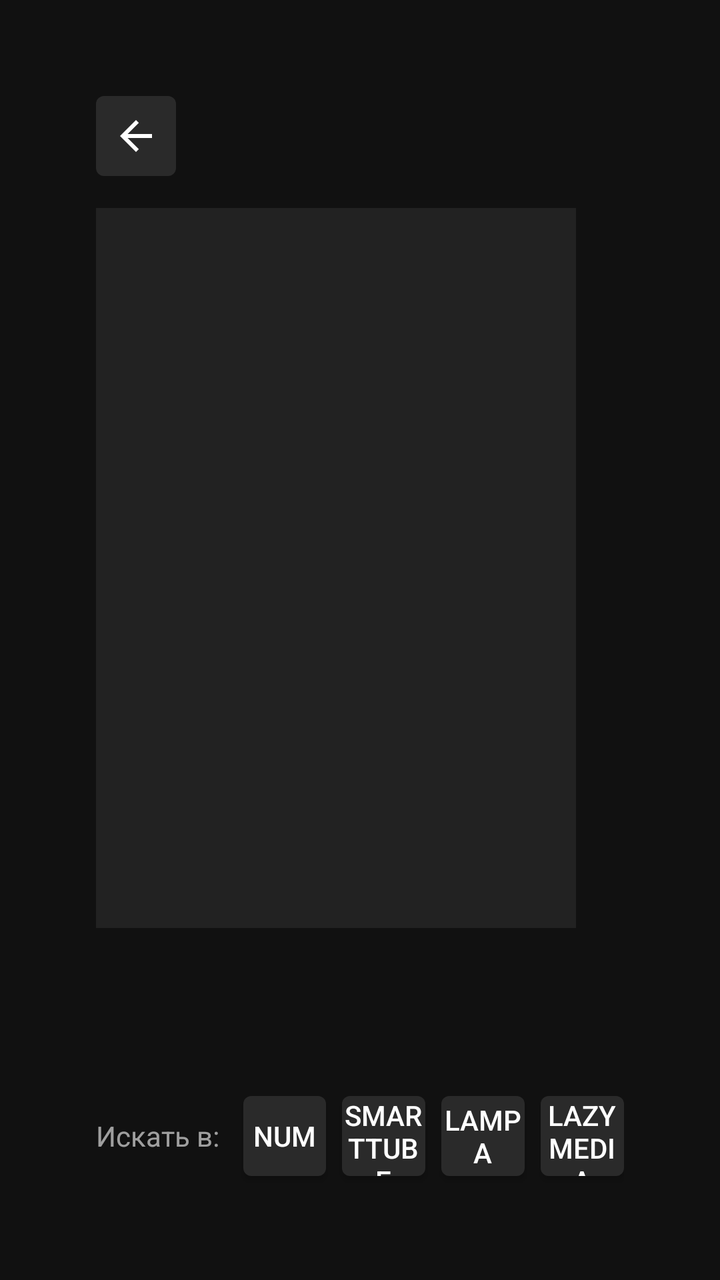
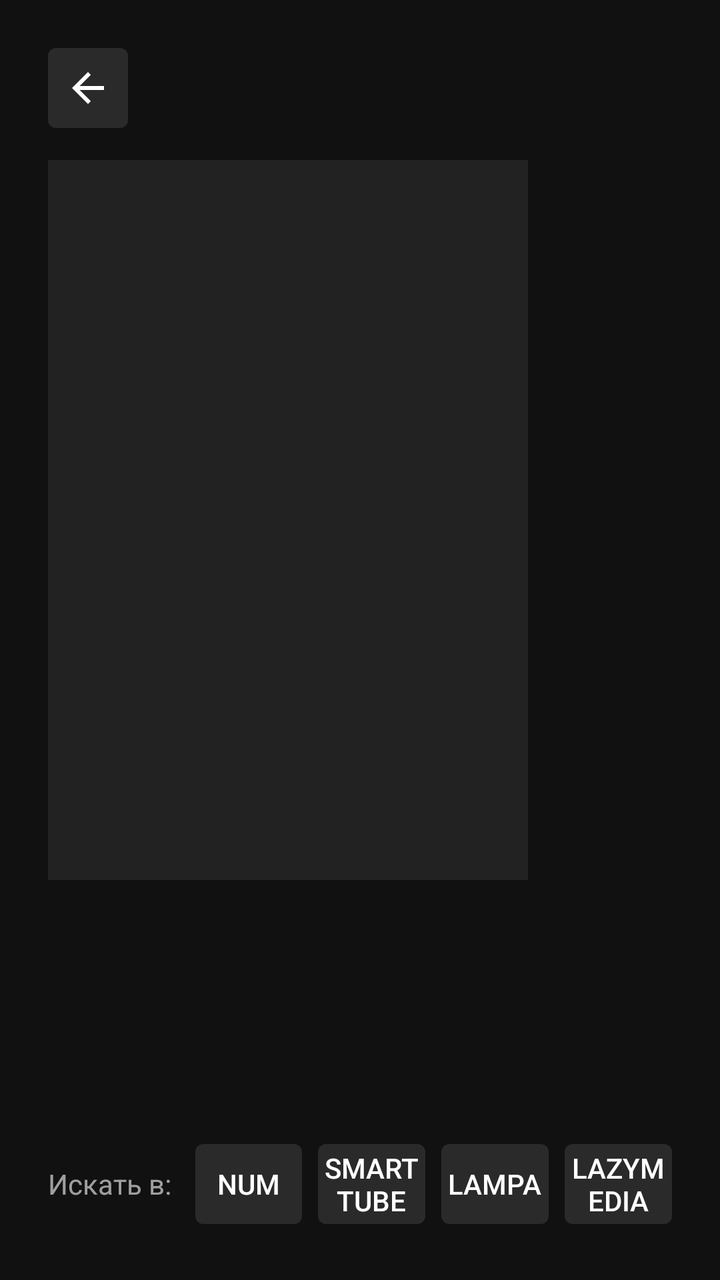

The first picture is an Android layout as it rendered before a commit; the second is the same layout after the commit. The layout source and the unified diff follow.
<!-- AndroidManifest.xml: activity theme Theme.VoiceSearch -->
<!-- res/layout/activity_detail.xml -->
<?xml version="1.0" encoding="utf-8"?>
<androidx.constraintlayout.widget.ConstraintLayout xmlns:android="http://schemas.android.com/apk/res/android"
    xmlns:app="http://schemas.android.com/apk/res-auto"
    android:layout_width="match_parent"
    android:layout_height="match_parent"
    android:background="@color/bg_primary"
    android:paddingStart="48dp"
    android:paddingEnd="48dp"
    android:paddingTop="48dp"
    android:paddingBottom="48dp">

    
    <ImageButton
        android:id="@+id/backButton"
        android:layout_width="40dp"
        android:layout_height="40dp"
        android:src="@drawable/ic_back"
        android:background="@drawable/bg_app_button_selector"
        android:contentDescription="@string/back_button"
        android:scaleType="centerInside"
        android:padding="8dp"
        android:nextFocusDown="@id/detailTitle"
        android:nextFocusRight="@id/detailTitle"
        android:nextFocusLeft="@id/backButton"
        app:layout_constraintTop_toTopOf="parent"
        app:layout_constraintStart_toStartOf="parent" />

    
    <ImageView
        android:id="@+id/detailPoster"
        android:layout_width="240dp"
        android:layout_height="360dp"
        android:layout_marginTop="16dp"
        android:scaleType="centerCrop"
        android:background="@color/card_default"
        android:contentDescription="@string/content_desc_poster"
        android:focusable="false"
        app:layout_constraintTop_toBottomOf="@id/backButton"
        app:layout_constraintStart_toStartOf="parent" />

    
    <TextView
        android:id="@+id/detailTitle"
        android:layout_width="0dp"
        android:layout_height="wrap_content"
        android:textColor="@color/text_primary"
        android:textSize="28sp"
        android:textStyle="bold"
        android:layout_marginStart="24dp"
        android:layout_marginTop="16dp"
        android:nextFocusUp="@id/backButton"
        android:nextFocusDown="@id/appButtonsContainer"
        app:layout_constraintTop_toBottomOf="@id/backButton"
        app:layout_constraintStart_toEndOf="@id/detailPoster"
        app:layout_constraintEnd_toEndOf="parent" />

    
    <TextView
        android:id="@+id/detailYear"
        android:layout_width="0dp"
        android:layout_height="wrap_content"
        android:textColor="@color/accent_yellow"
        android:textSize="16sp"
        android:layout_marginStart="24dp"
        android:layout_marginTop="4dp"
        android:focusable="false"
        app:layout_constraintTop_toBottomOf="@id/detailTitle"
        app:layout_constraintStart_toEndOf="@id/detailPoster"
        app:layout_constraintEnd_toEndOf="parent" />

    
    <TextView
        android:id="@+id/detailRating"
        android:layout_width="0dp"
        android:layout_height="wrap_content"
        android:textColor="@color/accent_yellow"
        android:textSize="16sp"
        android:layout_marginStart="24dp"
        android:layout_marginTop="4dp"
        android:focusable="false"
        android:visibility="gone"
        app:layout_constraintTop_toBottomOf="@id/detailYear"
        app:layout_constraintStart_toEndOf="@id/detailPoster"
        app:layout_constraintEnd_toEndOf="parent" />

    
    <TextView
        android:id="@+id/detailType"
        android:layout_width="0dp"
        android:layout_height="wrap_content"
        android:textColor="@color/text_secondary"
        android:textSize="14sp"
        android:layout_marginStart="24dp"
        android:layout_marginTop="4dp"
        android:focusable="false"
        android:visibility="gone"
        app:layout_constraintTop_toBottomOf="@id/detailRating"
        app:layout_constraintStart_toEndOf="@id/detailPoster"
        app:layout_constraintEnd_toEndOf="parent" />

    
    <TextView
        android:id="@+id/detailGenre"
        android:layout_width="0dp"
        android:layout_height="wrap_content"
        android:textColor="@color/text_secondary"
        android:textSize="14sp"
        android:layout_marginStart="24dp"
        android:layout_marginTop="4dp"
        android:focusable="false"
        android:visibility="gone"
        app:layout_constraintTop_toBottomOf="@id/detailType"
        app:layout_constraintStart_toEndOf="@id/detailPoster"
        app:layout_constraintEnd_toEndOf="parent" />

    
    <TextView
        android:id="@+id/detailDuration"
        android:layout_width="0dp"
        android:layout_height="wrap_content"
        android:textColor="@color/text_secondary"
        android:textSize="14sp"
        android:layout_marginStart="24dp"
        android:layout_marginTop="4dp"
        android:focusable="false"
        android:visibility="gone"
        app:layout_constraintTop_toBottomOf="@id/detailGenre"
        app:layout_constraintStart_toEndOf="@id/detailPoster"
        app:layout_constraintEnd_toEndOf="parent" />

    
    <TextView
        android:id="@+id/detailOverview"
        android:layout_width="0dp"
        android:layout_height="0dp"
        android:textColor="@color/text_secondary"
        android:textSize="14sp"
        android:layout_marginStart="24dp"
        android:layout_marginTop="8dp"
        android:focusable="false"
        android:background="@drawable/bg_overview_selector"
        android:scrollbars="vertical"
        android:padding="4dp"
        app:layout_constraintTop_toBottomOf="@id/detailDuration"
        app:layout_constraintBottom_toTopOf="@id/appButtonsContainer"
        app:layout_constraintStart_toEndOf="@id/detailPoster"
        app:layout_constraintEnd_toEndOf="parent" />

    
    <LinearLayout
        android:id="@+id/appButtonsContainer"
        android:layout_width="0dp"
        android:layout_height="48dp"
        android:orientation="horizontal"
        android:gravity="center_vertical"
        app:layout_constraintBottom_toBottomOf="parent"
        app:layout_constraintStart_toStartOf="parent"
        app:layout_constraintEnd_toEndOf="parent">

        <TextView
            android:id="@+id/searchInLabel"
            android:layout_width="wrap_content"
            android:layout_height="wrap_content"
            android:text="@string/search_in_label"
            android:textColor="@color/text_secondary"
            android:textSize="14sp"
            android:layout_marginEnd="12dp"
            android:focusable="false" />

        <androidx.appcompat.widget.AppCompatButton
            android:id="@+id/btnNum"
            android:layout_width="0dp"
            android:layout_height="40dp"
            android:layout_weight="1"
            android:layout_marginEnd="8dp"
            android:text="NUM"
            android:textColor="@color/text_primary"
            android:textSize="14sp"
            android:background="@drawable/bg_app_button_selector"
            android:nextFocusUp="@id/backButton"
            android:nextFocusDown="@id/backButton"
            android:nextFocusRight="@id/btnSmartTube" />

        <androidx.appcompat.widget.AppCompatButton
            android:id="@+id/btnSmartTube"
            android:layout_width="0dp"
            android:layout_height="40dp"
            android:layout_weight="1"
            android:layout_marginEnd="8dp"
            android:text="SmartTube"
            android:textColor="@color/text_primary"
            android:textSize="14sp"
            android:background="@drawable/bg_app_button_selector"
            android:nextFocusUp="@id/backButton"
            android:nextFocusDown="@id/backButton"
            android:nextFocusLeft="@id/btnNum"
            android:nextFocusRight="@id/btnLampa" />

        <androidx.appcompat.widget.AppCompatButton
            android:id="@+id/btnLampa"
            android:layout_width="0dp"
            android:layout_height="40dp"
            android:layout_weight="1"
            android:layout_marginEnd="8dp"
            android:text="Lampa"
            android:textColor="@color/text_primary"
            android:textSize="14sp"
            android:background="@drawable/bg_app_button_selector"
            android:nextFocusUp="@id/backButton"
            android:nextFocusDown="@id/backButton"
            android:nextFocusLeft="@id/btnSmartTube"
            android:nextFocusRight="@id/btnLazyMedia" />

        <androidx.appcompat.widget.AppCompatButton
            android:id="@+id/btnLazyMedia"
            android:layout_width="0dp"
            android:layout_height="40dp"
            android:layout_weight="1"
            android:text="LazyMedia"
            android:textColor="@color/text_primary"
            android:textSize="14sp"
            android:background="@drawable/bg_app_button_selector"
            android:nextFocusUp="@id/backButton"
            android:nextFocusDown="@id/backButton"
            android:nextFocusLeft="@id/btnLampa" />

    </LinearLayout>

</androidx.constraintlayout.widget.ConstraintLayout>
<!-- resources referenced by this layout -->
<resources>
  <color name="accent_yellow">#FFFFC107</color>
  <color name="bg_primary">#FF111111</color>
  <color name="card_default">#FF222222</color>
  <color name="text_primary">#FFFFFFFF</color>
  <color name="text_secondary">#99FFFFFF</color>
  <!-- drawable bg_app_button_selector (drawable) -->
  <?xml version="1.0" encoding="utf-8"?>
  <selector xmlns:android="http://schemas.android.com/apk/res/android">
      <item android:state_enabled="false">
          <shape android:shape="rectangle">
              <solid android:color="@color/button_app_disabled" />
              <corners android:radius="4dp" />
          </shape>
      </item>
      <item android:state_focused="true">
          <shape android:shape="rectangle">
              <solid android:color="@color/button_app_focused" />
              <corners android:radius="4dp" />
              <stroke android:width="2dp" android:color="@color/focus_ring" />
          </shape>
      </item>
      <item>
          <shape android:shape="rectangle">
              <solid android:color="@color/button_app_default" />
              <corners android:radius="4dp" />
          </shape>
      </item>
  </selector>
  <!-- drawable bg_overview_selector (drawable) -->
  <?xml version="1.0" encoding="utf-8"?>
  <selector xmlns:android="http://schemas.android.com/apk/res/android">
      <item android:state_focused="true">
          <shape android:shape="rectangle">
              <solid android:color="@android:color/transparent" />
              <stroke
                  android:width="2dp"
                  android:color="@color/focus_ring" />
              <corners android:radius="4dp" />
          </shape>
      </item>
      <item>
          <shape android:shape="rectangle">
              <solid android:color="@android:color/transparent" />
              <corners android:radius="4dp" />
          </shape>
      </item>
  </selector>
  <!-- drawable ic_back (drawable) -->
  <?xml version="1.0" encoding="utf-8"?>
  <vector xmlns:android="http://schemas.android.com/apk/res/android"
      android:width="24dp"
      android:height="24dp"
      android:viewportWidth="24"
      android:viewportHeight="24"
      android:tint="@color/text_primary">
      <path
          android:fillColor="@android:color/white"
          android:pathData="M20,11H7.83l5.59,-5.59L12,4l-8,8 8,8 1.41,-1.41L7.83,13H20v-2z" />
  </vector>
  <string name="back_button">Назад</string>
  <string name="content_desc_poster">Постер</string>
  <string name="search_in_label">Искать в:</string>
  <style name="Theme.VoiceSearch" parent="Theme.AppCompat.NoActionBar">
          <item name="android:windowBackground">@android:color/black</item>
          <item name="android:colorBackground">@android:color/black</item>
          <item name="android:statusBarColor">@android:color/transparent</item>
          <item name="android:navigationBarColor">@android:color/transparent</item>
          <item name="colorPrimary">@android:color/black</item>
          <item name="colorPrimaryDark">@android:color/black</item>
          <item name="colorAccent">@android:color/white</item>
          <item name="android:windowNoTitle">true</item>
          <item name="android:windowFullscreen">true</item>
      </style>
  <color name="button_app_disabled">#FF1A1A1A</color>
  <color name="button_app_focused">#FF444444</color>
  <color name="focus_ring">#FFCC8800</color>
  <color name="button_app_default">#FF2A2A2A</color>
</resources>

<!-- the commit's change to res/layout/activity_detail.xml (unified diff, before → after) -->
@@ -4,10 +4,10 @@
     android:layout_width="match_parent"
     android:layout_height="match_parent"
     android:background="@color/bg_primary"
-    android:paddingStart="48dp"
-    android:paddingEnd="48dp"
-    android:paddingTop="48dp"
-    android:paddingBottom="48dp">
+    android:paddingStart="24dp"
+    android:paddingEnd="24dp"
+    android:paddingTop="24dp"
+    android:paddingBottom="24dp">
 
     
     <ImageButton
